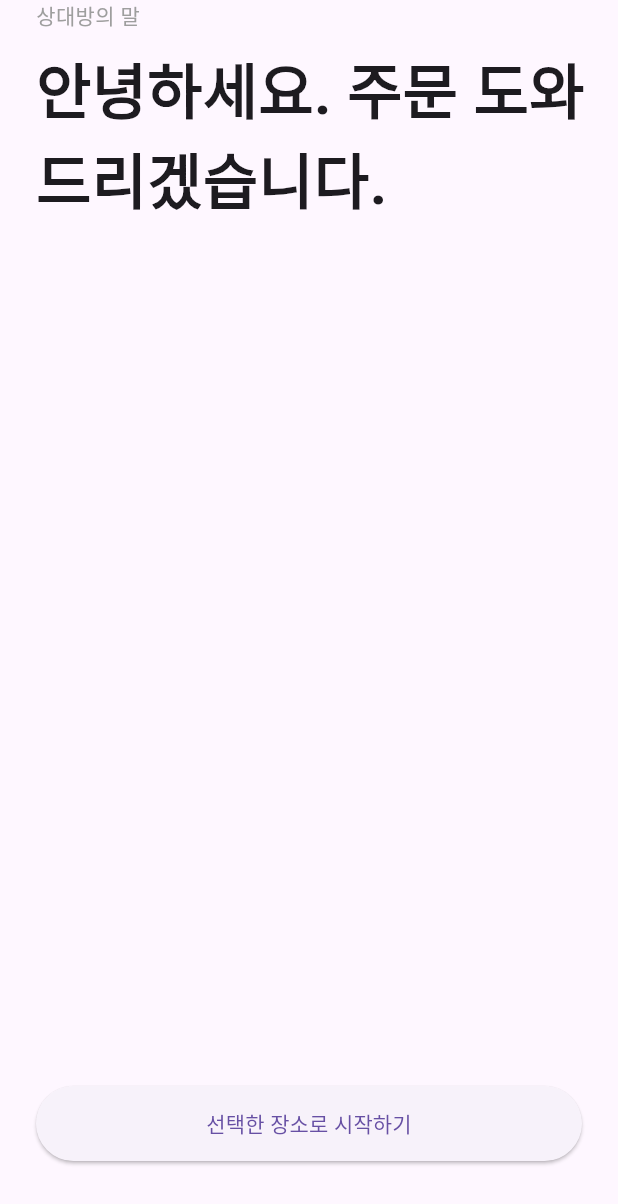
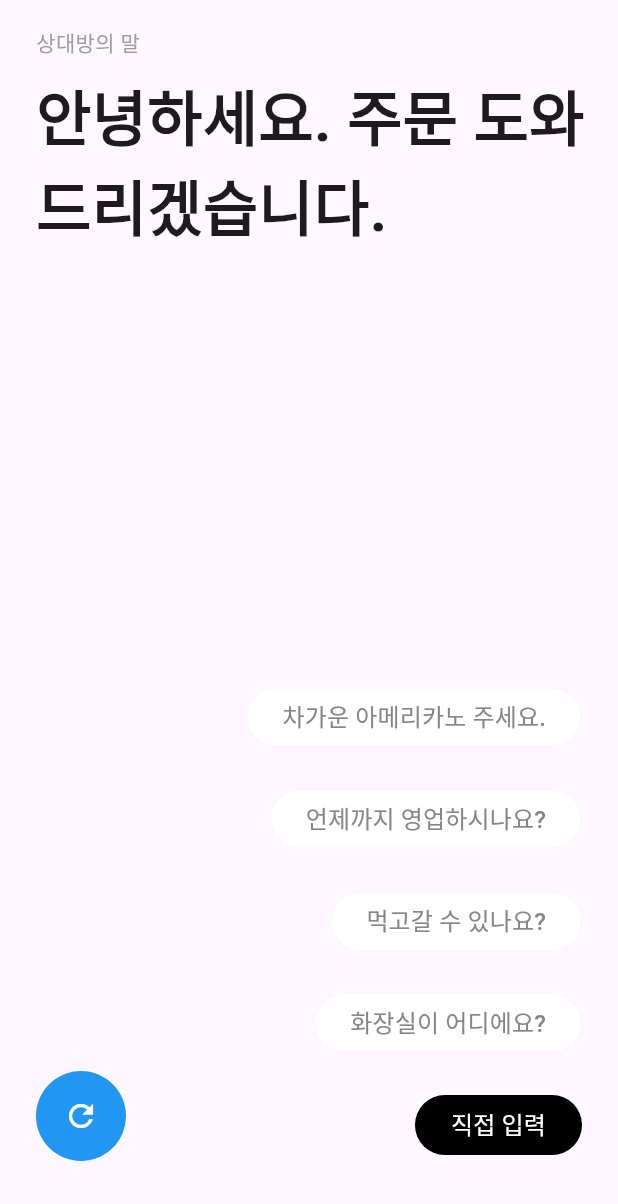
Before and after one commit to Pillar-Bridge/bridge-flutter, a Flutter app: the SelectAnswerScreen screen opened by its route, on a phone screen of 412 x 824 dp. Shown: the top 1204 px of the screen. Run offline on Flutter 3.47's test engine with Material 3 defaults, Android fonts, the phone set to English and light mode, and no system bars; Roboto replaces fonts that are missing (Pretendard); project files that could hold a hidden picture were left out.

Commit message:
feat: Add select answer screen

```diff
--- a/lib/ui/screens/common_widget_test_screen.dart
+++ b/lib/ui/screens/common_widget_test_screen.dart
@@ -1,5 +1,6 @@
 import 'package:bridge_flutter/ui/widgets/buttons/button_icon.dart';
 import 'package:bridge_flutter/ui/widgets/buttons/button_select.dart';
+import 'package:bridge_flutter/ui/widgets/buttons/button_toggle_icon.dart';
 import 'package:flutter/material.dart';
 
 import '../widgets/buttons/button_basic.dart';
--- a/lib/ui/screens/select_answer_screen.dart
+++ b/lib/ui/screens/select_answer_screen.dart
@@ -1,3 +1,4 @@
+import 'package:bridge_flutter/ui/widgets/buttons/button_select.dart';
 import 'package:flutter/material.dart';
 
 class SelectAnswerScreen extends StatefulWidget {
@@ -12,36 +13,87 @@ class _SelectAnswerScreenState extends State<SelectAnswerScreen> {
   Widget build(BuildContext context) {
     return Scaffold(
       body: SafeArea(
-        child: Column(
+        child: Stack(
+          children: [
+            Column(
               crossAxisAlignment: CrossAxisAlignment.start,
               children: [
-            const Padding(
-              padding: EdgeInsets.only(left: 24),
+                Padding(
+                  padding: EdgeInsets.only(left: 24, top: 18),
                   child: Text(
                     '상대방의 말',
                     style: TextStyle(fontSize: 14, color: Colors.grey),
                   ),
                 ),
-            const Padding(
+                Padding(
                     padding: EdgeInsets.only(left: 24, top: 10),
                     child: Text(
                       '안녕하세요. 주문 도와드리겠습니다.',
-                  style: TextStyle(fontSize: 40, fontWeight: FontWeight.bold),
+                      style:
+                          TextStyle(fontSize: 40, fontWeight: FontWeight.bold),
                     )),
               ],
             ),
+            Positioned(
+              bottom: 50,
+              right: 24,
+              child: Column(
+                crossAxisAlignment: CrossAxisAlignment.end,
+                children: <Widget>[
+                  SelectButton(
+                    label: '차가운 아메리카노 주세요.',
+                    onPressed: () {},
+                    isSelected: false,
                   ),
-      bottomNavigationBar: Container(
-        height: 50,
-        margin: EdgeInsets.only(left: 24, right: 24, bottom: 50),
-        child: ElevatedButton(
+                  SizedBox(height: 20),
+                  SelectButton(
+                    label: '언제까지 영업하시나요?',
+                    onPressed: () {},
+                    isSelected: false,
+                  ),
+                  SizedBox(height: 20),
+                  SelectButton(
+                    label: '먹고갈 수 있나요?',
+                    onPressed: () {},
+                    isSelected: false,
+                  ),
+                  SizedBox(height: 20),
+                  SelectButton(
+                    label: '화장실이 어디에요?',
+                    onPressed: () {},
+                    isSelected: false,
+                  ),
+                  SizedBox(height: 20),
+                  SelectButton(
+                    label: '직접 입력',
+                    onPressed: () {},
+                    isSelected: true,
+                  ),
+                ],
+              ),
+            ),
+            Positioned(
+              bottom: 50,
+              left: 24,
+              child: Container(
+                width: 60,
+                height: 60,
+                child: FloatingActionButton(
                   onPressed: () {
-            // 버튼 클릭시 행동
+                    // 새로고침 버튼이 클릭되었을 때 실행될 코드를 여기에 작성합니다.
                   },
-          child: Text('선택한 장소로 시작하기'),
+                  child: Icon(Icons.refresh, color: Colors.white),
+                  shape: RoundedRectangleBorder(
+                    borderRadius: BorderRadius.circular(50.0),
+                  ),
+                  backgroundColor: Colors.blue,
+                  elevation: 0,
+                ),
+              ),
+            ),
+          ],
         ),
       ),
     );
-    ;
   }
 }
--- a/lib/ui/widgets/buttons/button_select.dart
+++ b/lib/ui/widgets/buttons/button_select.dart
@@ -15,9 +15,6 @@ class SelectButton extends StatelessWidget {
   @override
   Widget build(BuildContext context) {
     return SizedBox(
-      child: Padding(
-        padding: const EdgeInsets.symmetric(
-            horizontal: 16, vertical: 10), // Updated padding
       child: OutlinedButton(
         onPressed: onPressed,
         style: OutlinedButton.styleFrom(
@@ -35,7 +32,6 @@ class SelectButton extends StatelessWidget {
           ),
         ),
       ),
-      ),
     );
   }
 }
```
Also changed, not shown: lib/ui/screens/select_place_screen.dart (+37 -23 lines), lib/ui/screens/voice_recognition_screen.dart (+9 -31 lines). Lines whose indentation alone changed are shown as unchanged.
